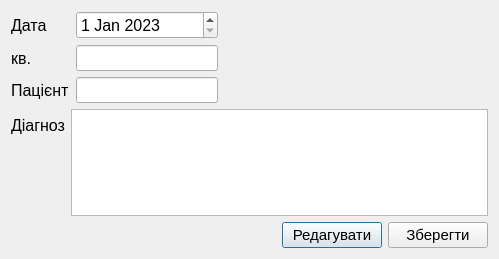
First picture: the form in diagnosis_view.ui, repository LiquorProg/katalog, before the edit.
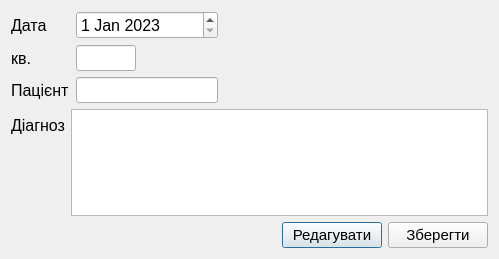
Second picture: the form after the edit.

Diff of the .ui file:
```diff
--- a/diagnosis_view.ui
+++ b/diagnosis_view.ui
@@ -24,6 +24,18 @@
     <layout class="QGridLayout" name="gridLayout">
      <item row="1" column="1">
       <widget class="QLineEdit" name="apart_view_diag">
+       <property name="sizePolicy">
+        <sizepolicy hsizetype="Fixed" vsizetype="Fixed">
+         <horstretch>0</horstretch>
+         <verstretch>0</verstretch>
+        </sizepolicy>
+       </property>
+       <property name="maximumSize">
+        <size>
+         <width>60</width>
+         <height>16777215</height>
+        </size>
+       </property>
        <property name="font">
         <font>
          <pointsize>11</pointsize>
```
Left out of the diff: 8 changed lines with no effect on the pictures.
